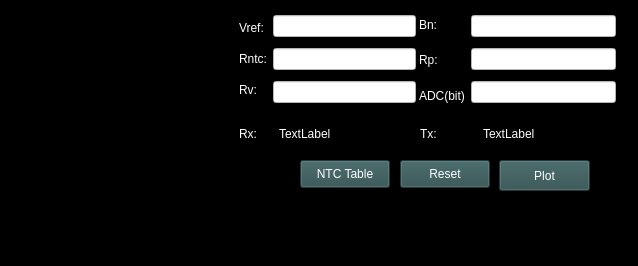
Before: the Qt Designer form mainwindow.ui in omrdk/ntc_graph, drawn with Qt 5.
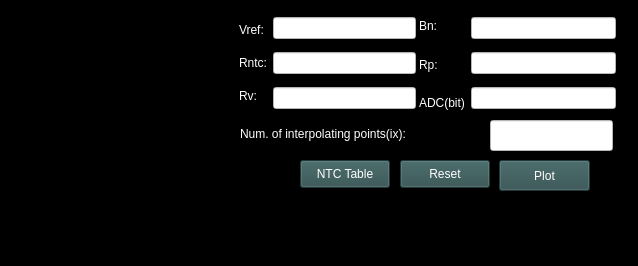
After: the same form once the commit is applied. Icons and pictures are not drawn.

Diff of the .ui file:
```diff
--- a/mainwindow.ui
+++ b/mainwindow.ui
@@ -34,28 +34,6 @@
      <string>Plot</string>
     </property>
    </widget>
-   <widget class="QLabel" name="lbl_Tx">
-    <property name="geometry">
-     <rect>
-      <x>483</x>
-      <y>120</y>
-      <width>131</width>
-      <height>28</height>
-     </rect>
-    </property>
-    <property name="sizePolicy">
-     <sizepolicy hsizetype="Fixed" vsizetype="Fixed">
-      <horstretch>0</horstretch>
-      <verstretch>0</verstretch>
-     </sizepolicy>
-    </property>
-    <property name="styleSheet">
-     <string notr="true">color: #FFFFFF;</string>
-    </property>
-    <property name="text">
-     <string>TextLabel</string>
-    </property>
-   </widget>
    <widget class="QPushButton" name="btn_rst">
     <property name="geometry">
      <rect>
@@ -73,44 +51,6 @@
      <string>Reset</string>
     </property>
    </widget>
-   <widget class="QLabel" name="lbl_Rx_c">
-    <property name="geometry">
-     <rect>
-      <x>239</x>
-      <y>120</y>
-      <width>31</width>
-      <height>28</height>
-     </rect>
-    </property>
-    <property name="sizePolicy">
-     <sizepolicy hsizetype="Fixed" vsizetype="Fixed">
-      <horstretch>0</horstretch>
-      <verstretch>0</verstretch>
-     </sizepolicy>
-    </property>
-    <property name="styleSheet">
-     <string notr="true">color: #FFFFFF;</string>
-    </property>
-    <property name="text">
-     <string>Rx:</string>
-    </property>
-   </widget>
-   <widget class="QLabel" name="lbl_Tx_c">
-    <property name="geometry">
-     <rect>
-      <x>420</x>
-      <y>120</y>
-      <width>31</width>
-      <height>28</height>
-     </rect>
-    </property>
-    <property name="styleSheet">
-     <string notr="true">color: #FFFFFF;</string>
-    </property>
-    <property name="text">
-     <string>Tx:</string>
-    </property>
-   </widget>
    <widget class="QLabel" name="label">
     <property name="geometry">
      <rect>
@@ -136,7 +76,7 @@
       <x>239</x>
       <y>10</y>
       <width>177</width>
-      <height>100</height>
+      <height>109</height>
      </rect>
     </property>
     <layout class="QHBoxLayout" name="horizontalLayout">
@@ -225,7 +165,7 @@
       <x>419</x>
       <y>10</y>
       <width>197</width>
-      <height>100</height>
+      <height>109</height>
      </rect>
     </property>
     <layout class="QHBoxLayout" name="horizontalLayout_2">
@@ -293,9 +233,9 @@
    <widget class="QLabel" name="lbl_Rx">
     <property name="geometry">
      <rect>
-      <x>279</x>
+      <x>240</x>
       <y>120</y>
-      <width>131</width>
+      <width>231</width>
       <height>28</height>
      </rect>
     </property>
@@ -309,7 +249,7 @@
      <string notr="true">color: #FFFFFF;</string>
     </property>
     <property name="text">
-     <string>TextLabel</string>
+     <string>Num. of interpolating points(ix):</string>
     </property>
    </widget>
    <widget class="QPushButton" name="btn_const">
@@ -329,6 +269,19 @@
      <string>NTC Table</string>
     </property>
    </widget>
+   <widget class="QLineEdit" name="line_ix">
+    <property name="geometry">
+     <rect>
+      <x>490</x>
+      <y>120</y>
+      <width>123</width>
+      <height>31</height>
+     </rect>
+    </property>
+    <property name="styleSheet">
+     <string notr="true">Background-color: rgb(255,255,255);</string>
+    </property>
+   </widget>
   </widget>
  </widget>
  <resources/>
```
Left out of the diff: 2 changed lines with no effect on the pictures.
